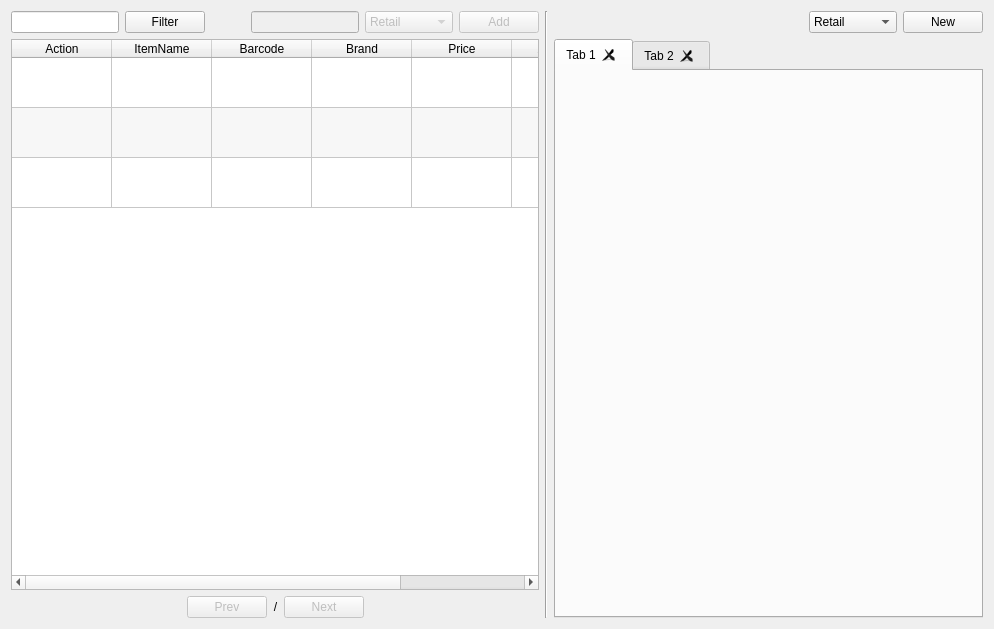
Old version of the form app/views/templates/ManageSales.ui in the repository rondalefloyd/mts-pos.
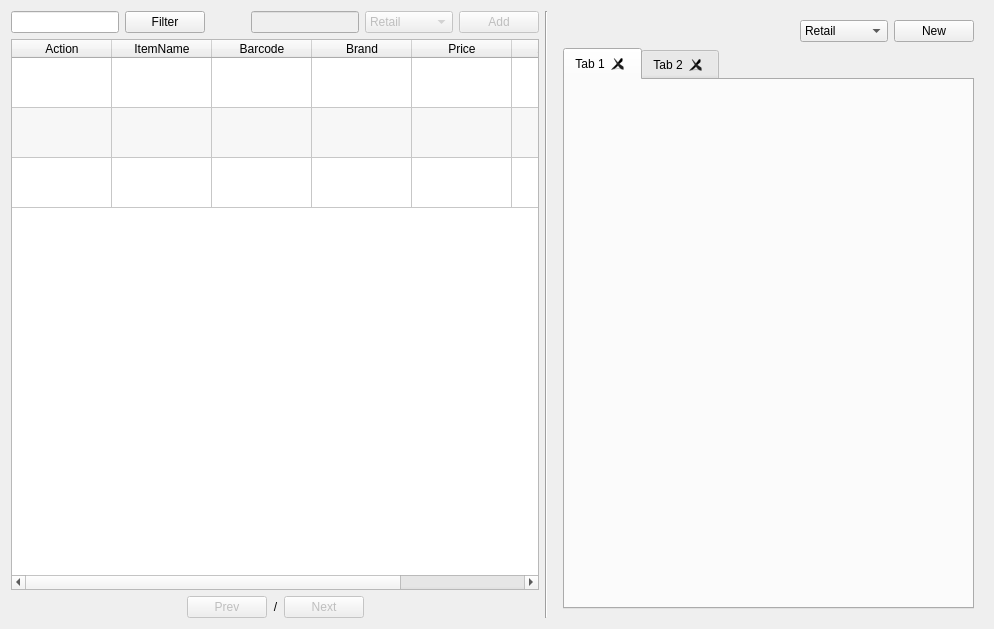
New version of the form.

The edit to the form file:
```diff
--- a/app/views/templates/ManageSales.ui
+++ b/app/views/templates/ManageSales.ui
@@ -244,6 +244,13 @@
     </widget>
    </item>
    <item>
+    <widget class="QFrame" name="">
+     <property name="maximumSize">
+      <size>
+       <width>500</width>
+       <height>16777215</height>
+      </size>
+     </property>
     <layout class="QVBoxLayout" name="verticalLayout_2">
      <item>
       <layout class="QHBoxLayout" name="horizontalLayout_3">
@@ -319,6 +326,7 @@
       </widget>
      </item>
     </layout>
+    </widget>
    </item>
   </layout>
  </widget>
```
Lines whose indentation alone changed are shown as unchanged.
